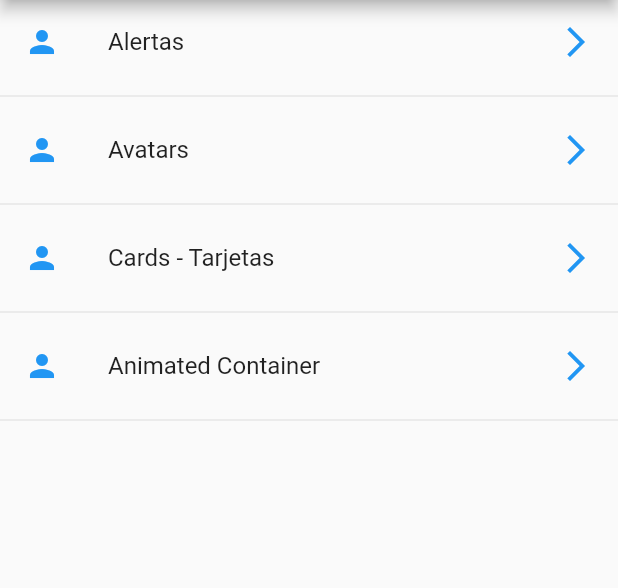
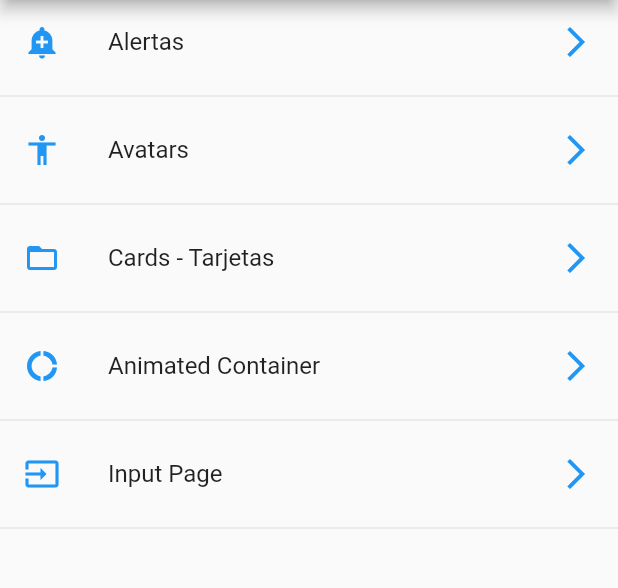
Before and after one commit to angelcruzalv/componentes_proyect, a Flutter app: the screen it shows after launch, on a phone screen of 412 x 824 dp, the part 84-672 px from its top. Run offline on Flutter 3.47's test engine with Material 2 defaults, Android fonts, the phone set to English and light mode, and no system bars.

```diff
--- a/componentes/data/menu_opts.json
+++ b/componentes/data/menu_opts.json
@@ -20,6 +20,11 @@
             "ruta" : "animatedContainer",
             "icon" : "donut_large",
             "texto": "Animated Container"
+        },
+        {
+            "ruta" : "input",
+            "icon" : "input",
+            "texto": "Input Page"
         }
     ]
 }
--- a/componentes/lib/src/pages/home_page.dart
+++ b/componentes/lib/src/pages/home_page.dart
@@ -1,3 +1,4 @@
+import 'package:componentes/src/utils/icon_string_util.dart';
 import 'package:flutter/material.dart';
 import 'package:componentes/src/providers/menu_provider.dart';
 
@@ -39,7 +40,7 @@ class HomePage extends StatelessWidget {
     data.forEach((opt) {
       final widgetTemp = ListTile(
         title: Text(opt['texto']),
-        leading: Icon(Icons.person, color: Colors.blue,),
+        leading: getIcon(opt['icon'],),
         trailing: Icon(Icons.arrow_forward_ios, color: Colors.blue,),
         onTap: (){
           Navigator.pushNamed(context, opt['ruta']);
--- a/componentes/lib/src/routes/routes.dart
+++ b/componentes/lib/src/routes/routes.dart
@@ -1,9 +1,10 @@
+import 'package:flutter/material.dart';
+import 'package:componentes/src/pages/home_page.dart';
 import 'package:componentes/src/pages/alert_page.dart';
-import 'package:componentes/src/pages/animated_container.dart';
 import 'package:componentes/src/pages/avatar_page.dart';
 import 'package:componentes/src/pages/card_page.dart';
-import 'package:componentes/src/pages/home_page.dart';
-import 'package:flutter/material.dart';
+import 'package:componentes/src/pages/animated_container.dart';
+import 'package:componentes/src/pages/input_page.dart';
 
 Map<String, WidgetBuilder> getApplicationRoutes (){
 
@@ -13,6 +14,7 @@ Map<String, WidgetBuilder> getApplicationRoutes (){
         'avatar' : (BuildContext context) => AvatarPage(),
         'card'   : (BuildContext context) => CardPage(),
         'animatedContainer' : (BuildContext context) => AnimatedContainerPage(),
+        'input' : (BuildContext context) => InputPage(),
 
   };
 }
--- a/componentes/lib/src/utils/icon_string_util.dart
+++ b/componentes/lib/src/utils/icon_string_util.dart
@@ -1 +1,17 @@
 import 'package:flutter/material.dart';
+
+final _icons = <String, IconData>{
+
+  'add_alert'      : Icons.add_alert,
+  'accessibility'  : Icons.accessibility,
+  'folder_open'    : Icons.folder_open,
+  'donut_large'    : Icons.donut_large,
+  'input'          : Icons.input,
+
+
+};
+
+Icon getIcon (String nombreIcono){
+
+  return Icon(_icons[nombreIcono], color: Colors.blue,);
+}
```
Also changed, not shown: componentes/lib/src/pages/animated_container.dart (+4 -4 lines), componentes/lib/src/pages/input_page.dart (added, +20 -0 lines).
